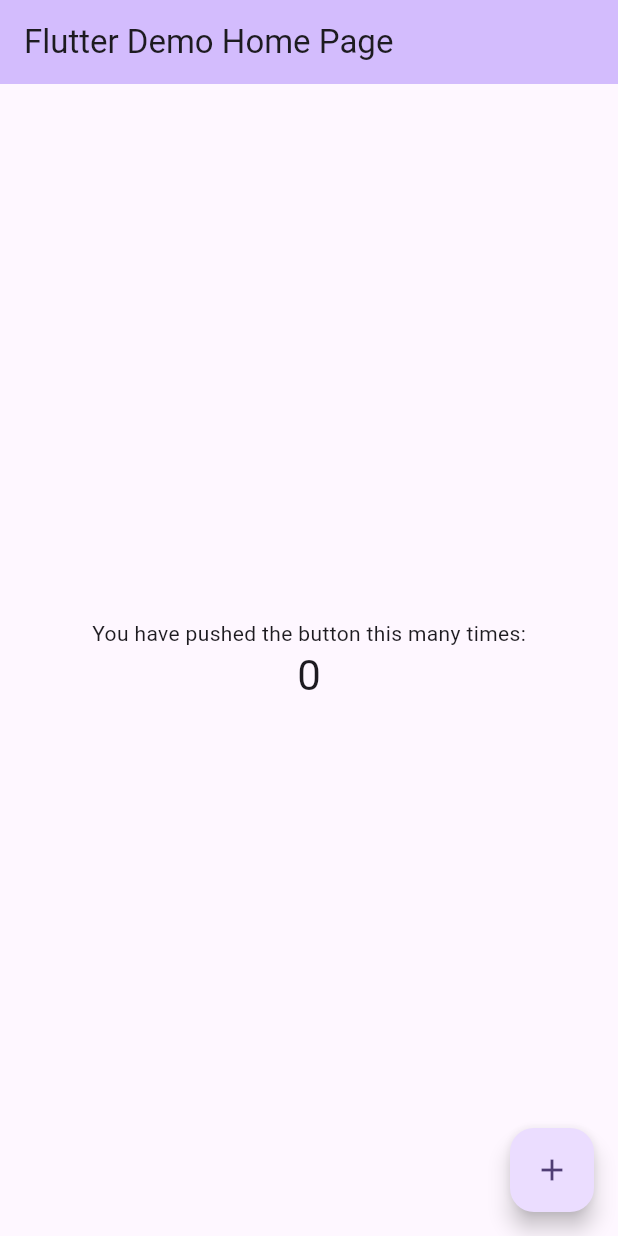
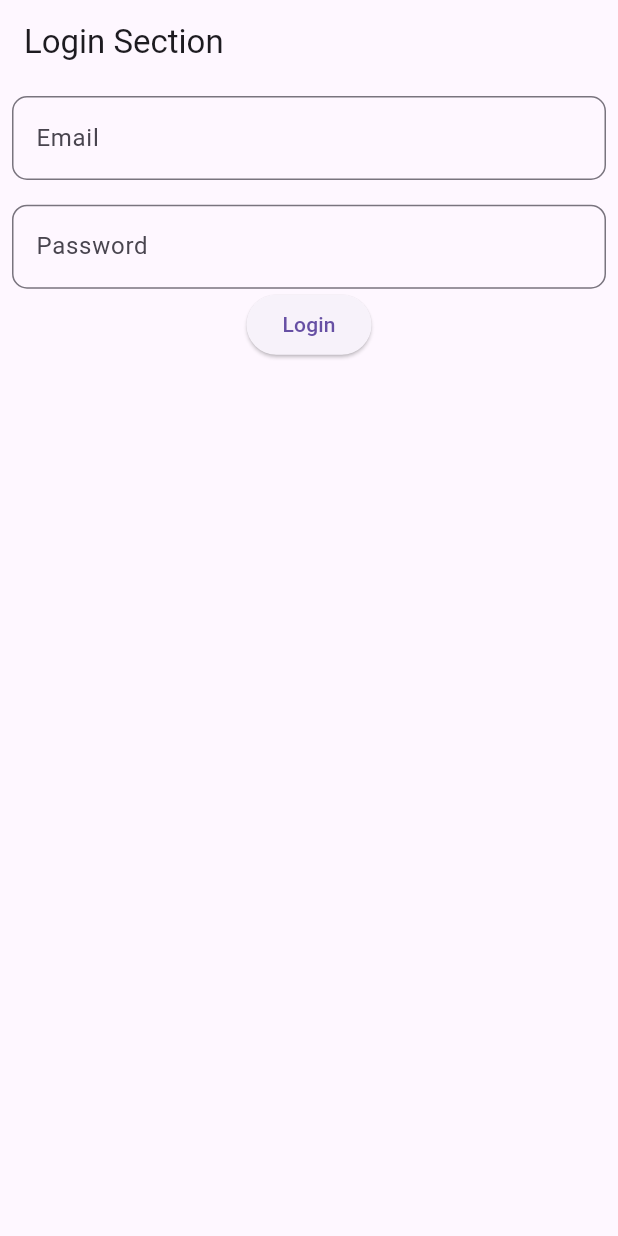
Before and after one commit to AaditAntony/notepad-flutter, a Flutter app: the screen it shows after launch, on a phone screen of 412 x 824 dp. Run offline on Flutter 3.47's test engine with Material 3 defaults, Android fonts, the phone set to English and light mode, and no system bars; our stand-ins replace flutter_riverpod.

Commit message:
the login is successful

```diff
--- /dev/null
+++ b/lib/auth_screen.dart
@@ -0,0 +1,77 @@
+import 'dart:convert';
+
+import 'package:flutter/material.dart';
+import 'package:http/http.dart'as http;
+class AuthScreen extends StatefulWidget {
+  const AuthScreen({super.key});
+
+  @override
+  State<AuthScreen> createState() => _AuthScreenState();
+}
+
+class _AuthScreenState extends State<AuthScreen> {
+  final username =TextEditingController();
+  final password =TextEditingController();
+
+  @override
+  Widget build(BuildContext context) {
+    final height = MediaQuery.of(context).size.height;
+    return Scaffold(
+      appBar: AppBar(title: Text("Login Section")),
+      body: Padding(
+        padding: const EdgeInsets.all(8.0),
+        child: Column(
+          children: [
+            // Email controller
+            TextField(
+              controller: username,
+              decoration: InputDecoration(labelText: "Email",
+
+                border: OutlineInputBorder(
+                  borderRadius: BorderRadius.circular(10),
+                  borderSide: BorderSide(color: Colors.grey.shade400),
+                ),
+              ),
+            ),
+            SizedBox(height:height*0.02 ),
+            // Password Controller
+            TextField(
+              controller: password,
+              decoration: InputDecoration(labelText: "Password",
+                border: OutlineInputBorder(
+                  borderRadius: BorderRadius.circular(10),
+                  borderSide: BorderSide(color: Colors.grey.shade400),
+                ),
+              ),
+            ),
+
+            // button to login
+
+            ElevatedButton(onPressed: (){
+login(username.text.trim(), password.text.trim());
+
+            }, child: Text("Login"))
+          ],
+        ),
+      ),
+    );
+
+  }
+  Future<void> login(String username, String password) async {
+    final response = await http.post(
+      Uri.parse("http://192.168.18.40:8084/api/users/login?username=$username&password=$password"),
+      headers: {"Content-Type": "application/json"},
+      body: jsonEncode({
+        "username": username,
+        "password": password,
+      }),
+    );
+
+    if (response.statusCode == 200) {
+      print("Login successful: ${response.body}");
+    } else {
+      print("Login failed: ${response.statusCode} - ${response.body}");
+    }
+  }
+
+}
--- a/lib/main.dart
+++ b/lib/main.dart
@@ -1,122 +1,21 @@
 import 'package:flutter/material.dart';
+import 'package:flutter_riverpod/flutter_riverpod.dart';
+import 'auth_screen.dart';
 
 void main() {
-  runApp(const MyApp());
+  runApp(const ProviderScope(child: MyApp()));
 }
 
 class MyApp extends StatelessWidget {
   const MyApp({super.key});
 
-  // This widget is the root of your application.
   @override
   Widget build(BuildContext context) {
     return MaterialApp(
-      title: 'Flutter Demo',
-      theme: ThemeData(
-        // This is the theme of your application.
-        //
-        // TRY THIS: Try running your application with "flutter run". You'll see
-        // the application has a purple toolbar. Then, without quitting the app,
-        // try changing the seedColor in the colorScheme below to Colors.green
-        // and then invoke "hot reload" (save your changes or press the "hot
-        // reload" button in a Flutter-supported IDE, or press "r" if you used
-        // the command line to start the app).
-        //
-        // Notice that the counter didn't reset back to zero; the application
-        // state is not lost during the reload. To reset the state, use hot
-        // restart instead.
-        //
-        // This works for code too, not just values: Most code changes can be
-        // tested with just a hot reload.
-        colorScheme: ColorScheme.fromSeed(seedColor: Colors.deepPurple),
-      ),
-      home: const MyHomePage(title: 'Flutter Demo Home Page'),
+      debugShowCheckedModeBanner: false,
+      title: 'Notepad App',
+      theme: ThemeData(primarySwatch: Colors.blue),
+      home: const AuthScreen()
     );
   }
 }
-
-class MyHomePage extends StatefulWidget {
-  const MyHomePage({super.key, required this.title});
-
-  // This widget is the home page of your application. It is stateful, meaning
-  // that it has a State object (defined below) that contains fields that affect
-  // how it looks.
-
-  // This class is the configuration for the state. It holds the values (in this
-  // case the title) provided by the parent (in this case the App widget) and
-  // used by the build method of the State. Fields in a Widget subclass are
-  // always marked "final".
-
-  final String title;
-
-  @override
-  State<MyHomePage> createState() => _MyHomePageState();
-}
-
-class _MyHomePageState extends State<MyHomePage> {
-  int _counter = 0;
-
-  void _incrementCounter() {
-    setState(() {
-      // This call to setState tells the Flutter framework that something has
-      // changed in this State, which causes it to rerun the build method below
-      // so that the display can reflect the updated values. If we changed
-      // _counter without calling setState(), then the build method would not be
-      // called again, and so nothing would appear to happen.
-      _counter++;
-    });
-  }
-
-  @override
-  Widget build(BuildContext context) {
-    // This method is rerun every time setState is called, for instance as done
-    // by the _incrementCounter method above.
-    //
-    // The Flutter framework has been optimized to make rerunning build methods
-    // fast, so that you can just rebuild anything that needs updating rather
-    // than having to individually change instances of widgets.
-    return Scaffold(
-      appBar: AppBar(
-        // TRY THIS: Try changing the color here to a specific color (to
-        // Colors.amber, perhaps?) and trigger a hot reload to see the AppBar
-        // change color while the other colors stay the same.
-        backgroundColor: Theme.of(context).colorScheme.inversePrimary,
-        // Here we take the value from the MyHomePage object that was created by
-        // the App.build method, and use it to set our appbar title.
-        title: Text(widget.title),
-      ),
-      body: Center(
-        // Center is a layout widget. It takes a single child and positions it
-        // in the middle of the parent.
-        child: Column(
-          // Column is also a layout widget. It takes a list of children and
-          // arranges them vertically. By default, it sizes itself to fit its
-          // children horizontally, and tries to be as tall as its parent.
-          //
-          // Column has various properties to control how it sizes itself and
-          // how it positions its children. Here we use mainAxisAlignment to
-          // center the children vertically; the main axis here is the vertical
-          // axis because Columns are vertical (the cross axis would be
-          // horizontal).
-          //
-          // TRY THIS: Invoke "debug painting" (choose the "Toggle Debug Paint"
-          // action in the IDE, or press "p" in the console), to see the
-          // wireframe for each widget.
-          mainAxisAlignment: MainAxisAlignment.center,
-          children: <Widget>[
-            const Text('You have pushed the button this many times:'),
-            Text(
-              '$_counter',
-              style: Theme.of(context).textTheme.headlineMedium,
-            ),
-          ],
-        ),
-      ),
-      floatingActionButton: FloatingActionButton(
-        onPressed: _incrementCounter,
-        tooltip: 'Increment',
-        child: const Icon(Icons.add),
-      ), // This trailing comma makes auto-formatting nicer for build methods.
-    );
-  }
-}
--- a/pubspec.yaml
+++ b/pubspec.yaml
@@ -39,6 +39,7 @@ dependencies:
   freezed_annotation: ^2.4.1
   json_annotation: ^4.9.0
   freezed: ^2.5.1
+  http: ^1.5.0
 
 dev_dependencies:
   flutter_test:
```
Also changed, not shown: lib/models/note_model.dart (deleted, +0 -17 lines), lib/models/user_model.dart (deleted, +0 -14 lines), lib/models/note_model.freezed.dart (deleted), lib/models/note_model.g.dart (deleted), lib/models/user_model.freezed.dart (deleted), lib/models/user_model.g.dart (deleted), pubspec.lock.
